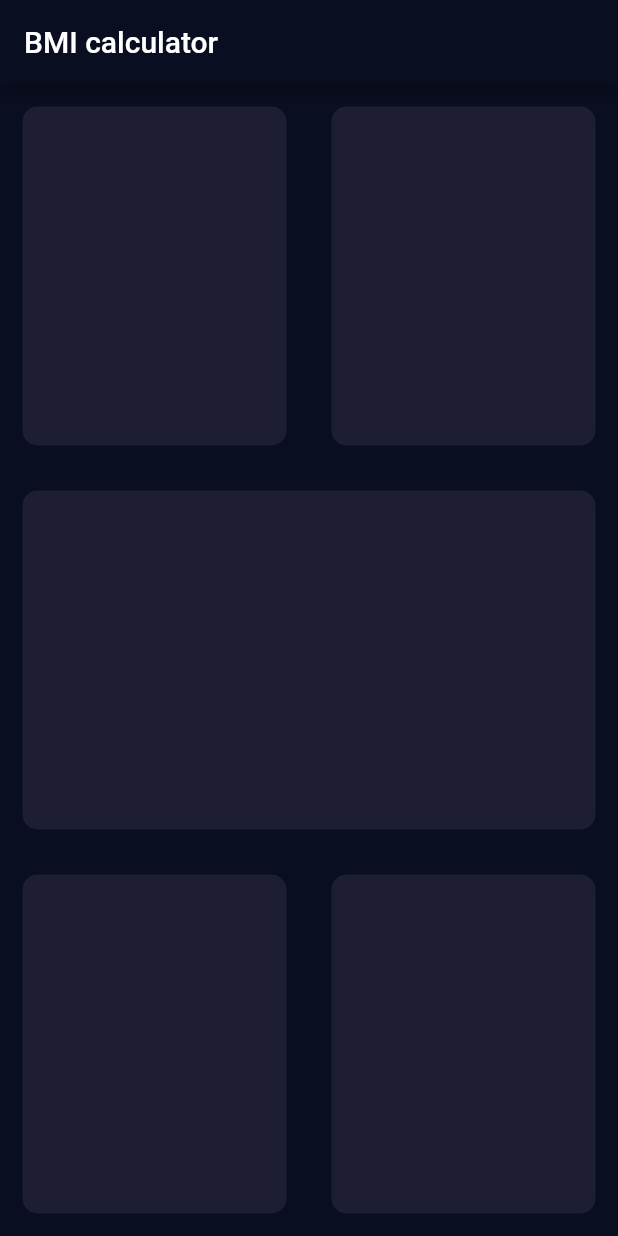
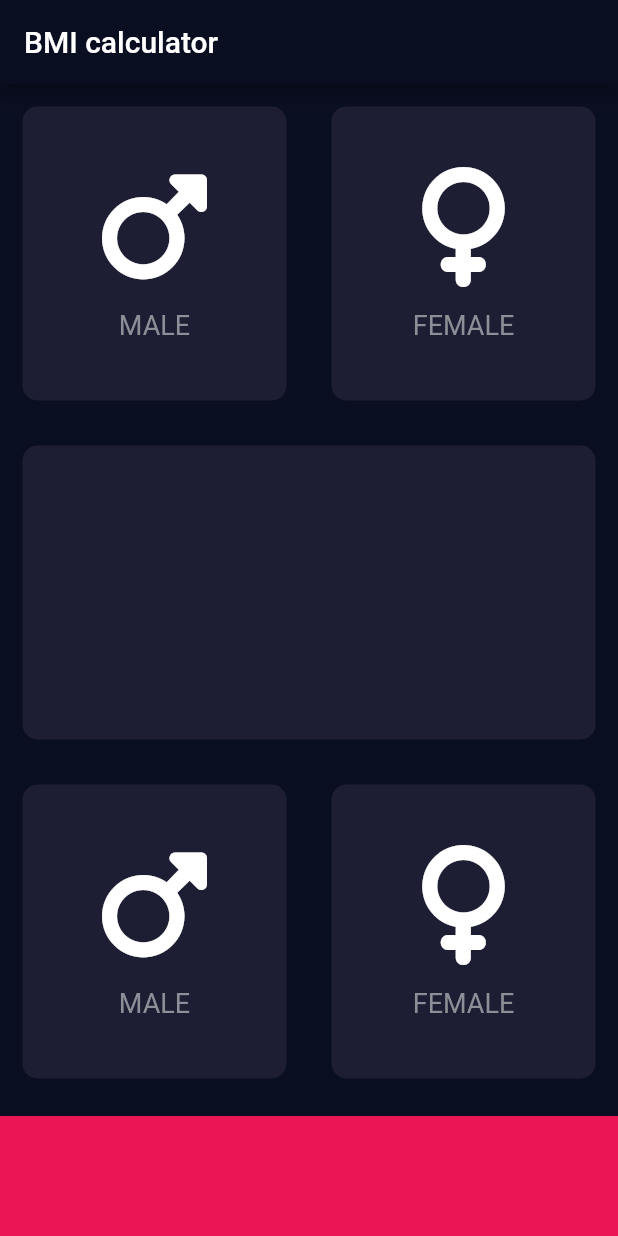
Before and after one commit to jepisti/bmi_calculator, a Flutter app: the screen it shows after launch, on a phone screen of 412 x 824 dp. Run offline on Flutter 3.47's test engine with Material 3 defaults, Android fonts, the phone set to English and light mode, and no system bars; our stand-ins replace font_awesome_flutter.

Commit message:
more refactor

```diff
--- /dev/null
+++ b/lib/card_content.dart
@@ -0,0 +1,31 @@
+import 'package:flutter/material.dart';
+
+const labelTextStyle = TextStyle(
+  fontSize: 18.0,
+  color: Color(0xFF8D8F98),
+);
+
+class CardContent extends StatelessWidget {
+  const CardContent({super.key, required this.icon, required this.label});
+
+  final IconData icon;
+  final String label;
+
+  @override
+  Widget build(BuildContext context) {
+    return Column(
+      mainAxisAlignment: MainAxisAlignment.center,
+      children: [
+        Icon(
+          icon,
+          size: 80.0,
+          color: Colors.white,
+        ),
+        const SizedBox(
+          height: 15.0,
+        ),
+        Text(label, style: labelTextStyle),
+      ],
+    );
+  }
+}
--- a/lib/input_page.dart
+++ b/lib/input_page.dart
@@ -1,5 +1,11 @@
 import 'package:flutter/material.dart';
 import 'reusable_card.dart';
+import 'package:font_awesome_flutter/font_awesome_flutter.dart';
+import 'card_content.dart';
+
+const bottomContainerHeight = 80.0;
+const cardColorCode = Color(0xFF1D1E33);
+const containerColorCode = Color(0xFFEB1555);
 
 class InputPage extends StatefulWidget {
   const InputPage({super.key});
@@ -15,33 +21,66 @@ class _InputPageState extends State<InputPage> {
       appBar: AppBar(
         title: const Text('BMI calculator'),
       ),
-      body: const Column(
+      body: Column(
         children: [
-          Expanded(
+          const Expanded(
               child: Row(
             children: [
               Expanded(
-                child: ReusableCard(colour: Color(0xFF1D1E33)),
+                child: ReusableCard(
+                  colour: cardColorCode,
+                  cardChild: CardContent(
+                    icon: FontAwesomeIcons.mars,
+                    label: 'MALE',
+                  ),
+                ),
               ),
               Expanded(
-                child: ReusableCard(colour: Color(0xFF1D1E33)),
+                child: ReusableCard(
+                  colour: cardColorCode,
+                  cardChild: CardContent(
+                    icon: FontAwesomeIcons.venus,
+                    label: 'FEMALE',
+                  ),
+                ),
               ),
             ],
           )),
-          Expanded(
-            child: ReusableCard(colour: Color(0xFF1D1E33)),
+          const Expanded(
+            child: ReusableCard(
+              colour: cardColorCode,
+              cardChild: null,
+            ),
           ),
-          Expanded(
+          const Expanded(
               child: Row(
             children: [
               Expanded(
-                child: ReusableCard(colour: Color(0xFF1D1E33)),
+                child: ReusableCard(
+                  colour: cardColorCode,
+                  cardChild: CardContent(
+                    icon: FontAwesomeIcons.mars,
+                    label: 'MALE',
+                  ),
+                ),
               ),
               Expanded(
-                child: ReusableCard(colour: Color(0xFF1D1E33)),
+                child: ReusableCard(
+                  colour: cardColorCode,
+                  cardChild: CardContent(
+                    icon: FontAwesomeIcons.venus,
+                    label: 'FEMALE',
+                  ),
+                ),
               ),
             ],
           )),
+          Container(
+            color: containerColorCode,
+            margin: const EdgeInsets.only(top: 10.0),
+            width: double.infinity,
+            height: bottomContainerHeight,
+          ),
         ],
       ),
     );
--- a/lib/reusable_card.dart
+++ b/lib/reusable_card.dart
@@ -1,9 +1,11 @@
 import 'package:flutter/material.dart';
 
 class ReusableCard extends StatelessWidget {
-  const ReusableCard({super.key, required this.colour});
+  const ReusableCard(
+      {super.key, required this.colour, required this.cardChild});
 
   final Color colour;
+  final Widget? cardChild;
 
   @override
   Widget build(BuildContext context) {
@@ -13,6 +15,7 @@ class ReusableCard extends StatelessWidget {
         color: colour,
         borderRadius: BorderRadius.circular(10.0),
       ),
+      child: cardChild,
     );
   }
 }
--- a/pubspec.yaml
+++ b/pubspec.yaml
@@ -35,6 +35,7 @@ dependencies:
   # The following adds the Cupertino Icons font to your application.
   # Use with the CupertinoIcons class for iOS style icons.
   cupertino_icons: ^1.0.2
+  font_awesome_flutter: ^10.6.0
 
 dev_dependencies:
   flutter_test:
```
Also changed, not shown: pubspec.lock.
